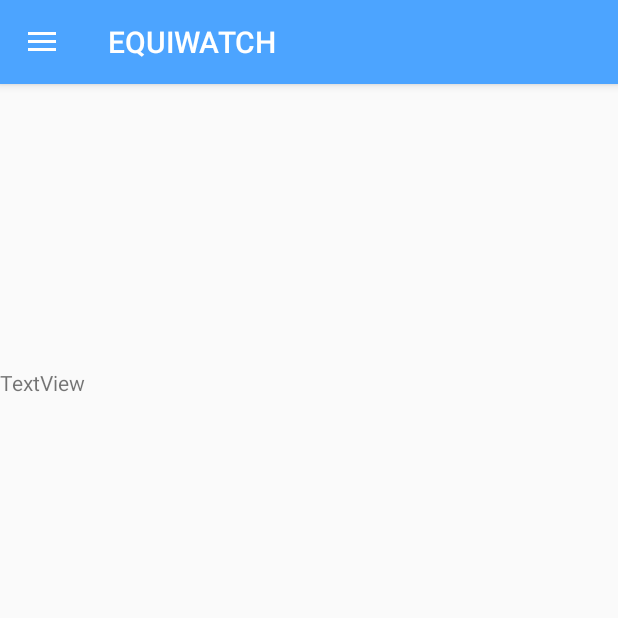
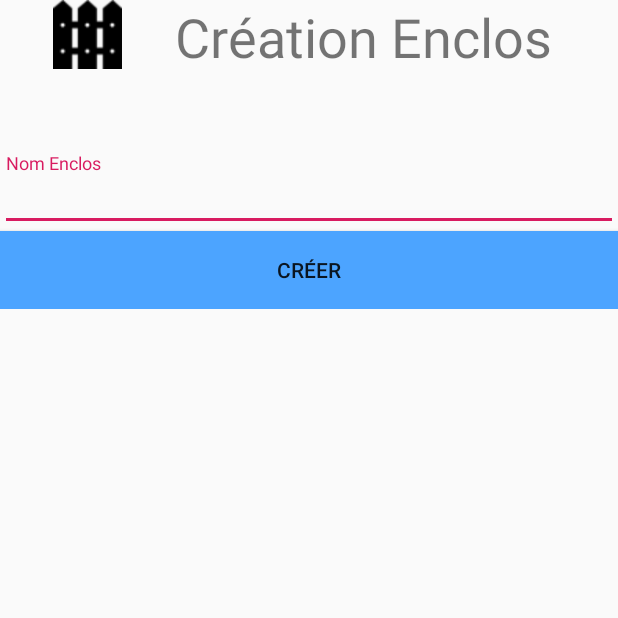
Before and after one commit to NexonSebastien/equiwatch, an Android app: the EnclosActivity screen opened directly, with no data from a screen before it, on a phone screen of 412 x 824 dp, the top half of it. Run offline under Robolectric (Android 15) with nearby library versions, the phone set to English and light mode, and no system bars.

Commit message:
:construction: add feature add enclos and change img :construction:

```diff
--- a/app/src/main/java/fr/equiwatch/model/AccesBdd.java
+++ b/app/src/main/java/fr/equiwatch/model/AccesBdd.java
@@ -15,7 +15,7 @@ import fr.equiwatch.tools.AsyncResponse;
 public class AccesBdd implements AsyncResponse {
 
     //constante
-    private static final String SERVERADDR = "http://172.16.97.228/equiwatch/serveurEquiwatch.php"; //snexon Home
+    private static final String SERVERADDR = "http://192.168.1.38/equiwatch/serveurEquiwatch.php"; //snexon Home
     private EnclosController enclosController;
     public AccesBdd() {
         enclosController = EnclosController.getInstance(null);
@@ -35,8 +35,8 @@ public class AccesBdd implements AsyncResponse {
 
         // s'il y a 2 case
         if(message.length > 1){
-            if(message[0].equals("enreg")){
-                Log.d("enreg","**********"+message[1]);
+            if(message[0].equals("createEnclos")){
+                Log.d("createEnclos","**********"+message[1]);
             }
             else{
                 if(message[0].equals("listeEnclos")){
--- a/app/src/main/java/fr/equiwatch/view/EnclosActivity.java
+++ b/app/src/main/java/fr/equiwatch/view/EnclosActivity.java
@@ -1,15 +1,20 @@
 package fr.equiwatch.view;
 
+<<<<<<< HEAD
 import android.os.Bundle;
 import android.widget.ListView;
 
 import androidx.coordinatorlayout.widget.CoordinatorLayout;
+import androidx.appcompat.app.AppCompatActivity;
 
-import java.util.ArrayList;
+import android.os.Bundle;
+import android.view.View;
+import android.widget.EditText;
+
+import com.google.android.material.snackbar.Snackbar;
 
 import fr.equiwatch.R;
 import fr.equiwatch.controller.EnclosController;
-import fr.equiwatch.model.EnclosClass;
 
 public class EnclosActivity extends MenuEquiwatch {
 
@@ -22,34 +27,23 @@ public class EnclosActivity extends MenuEquiwatch {
         CoordinatorLayout dynamicContent = findViewById(R.id.dynamic_content);
         getLayoutInflater().inflate(R.layout.activity_enclos, dynamicContent, true);
         super.onCreate(savedInstanceState);
-        init();
-    }
-
-    private void init(){
+        setContentView(R.layout.fragment_enclos_create);
         this.enclosController = EnclosController.getInstance(this);
-        //Log.d("EnclosController", "**********"+this.enclosController.toString());
-        creerListe();
-
-    }
-
-    /**
-     * Création de la liste des enclos
-     */
-    private void creerListe()
-    {
-        ArrayList<EnclosClass> lesEnclos = enclosController.getLesEnclos();
-        if(lesEnclos != null){
-            ListView lvListeEnclos = findViewById(R.id.lvListeEnclos);
-            EnclosListAdapter adapter = new EnclosListAdapter(this, lesEnclos);
-            lvListeEnclos.setAdapter(adapter);
-        }
-        else{
-            TextView textVide = (TextView) findViewById(R.id.txtVide);
-            textVide.setText("Vous n'avez aucun enclos pour le moment cliqué sur le plus pour en ajouter.");
-        }
-    }
-
-    public void recupEnclos(){
-
+        findViewById(R.id.btnEnclosCreate).setOnClickListener(new View.OnClickListener() {
+            @Override
+            public void onClick(View view) {
+                EditText inpNomEnclos = (EditText) findViewById(R.id.iptNomEnclos);
+                String nomEnclos = inpNomEnclos.getText().toString();
+//                Log.v("***********",nomEnclos);
+                enclosController.creerEnclos(nomEnclos);
+//              @todo refreach le fragment
+//              @todo Ajouter le snackbar d'information d'insetion(mauvaise fenetre)
+                Snackbar snackbarSupr = Snackbar.make(view, "Vous venez de créer l'enclos : " + nomEnclos, Snackbar.LENGTH_LONG);
+                View viewEnclos = snackbarSupr.getView();
+                viewEnclos.setBackgroundResource(R.color.colorPrimary);
+                snackbarSupr.show();
+                finish();
+            }
+        });
     }
 }
--- /dev/null
+++ b/app/src/main/res/layout/fragment_enclos_create.xml
@@ -0,0 +1,101 @@
+<?xml version="1.0" encoding="utf-8"?>
+<androidx.constraintlayout.widget.ConstraintLayout xmlns:android="http://schemas.android.com/apk/res/android"
+    xmlns:app="http://schemas.android.com/apk/res-auto"
+    xmlns:tools="http://schemas.android.com/tools"
+    android:layout_width="wrap_content"
+    android:layout_height="wrap_content">
+
+    <FrameLayout
+        xmlns:android="http://schemas.android.com/apk/res/android"
+        xmlns:tools="http://schemas.android.com/tools"
+        android:layout_width="match_parent"
+        android:layout_height="match_parent"
+        tools:context=".view.MenuEquiwatch">
+
+        <TextView
+            android:layout_width="wrap_content"
+            android:layout_height="wrap_content"
+            android:layout_gravity="center" />
+
+    </FrameLayout>
+
+
+
+    <LinearLayout
+
+        android:layout_width="wrap_content"
+        android:layout_height="wrap_content"
+        android:orientation="vertical"
+        tools:layout_editor_absoluteX="0dp"
+        tools:layout_editor_absoluteY="0dp"
+        tools:ignore="MissingConstraints">
+
+        <LinearLayout
+            android:layout_width="match_parent"
+            android:layout_height="102dp"
+            android:orientation="vertical">
+
+            <LinearLayout
+                android:layout_width="match_parent"
+                android:layout_height="match_parent"
+                android:orientation="vertical">
+
+                <LinearLayout
+                    android:layout_width="match_parent"
+                    android:layout_height="91dp"
+                    android:layout_weight="1">
+
+                    <ImageView
+                        android:id="@+id/imageView3"
+                        android:layout_width="233dp"
+                        android:layout_height="match_parent"
+                        android:layout_weight="1"
+                        app:srcCompat="@drawable/fence" />
+
+                    <TextView
+                        android:id="@+id/textView3"
+                        android:layout_width="match_parent"
+                        android:layout_height="match_parent"
+                        android:layout_weight="1"
+                        android:text="Création Enclos"
+                        android:textSize="36sp" />
+                </LinearLayout>
+
+                <LinearLayout
+                    android:layout_width="match_parent"
+                    android:layout_height="match_parent"
+                    android:layout_weight="1"
+                    android:gravity="right"
+                    android:orientation="vertical" />
+            </LinearLayout>
+        </LinearLayout>
+
+        <LinearLayout
+            android:layout_width="match_parent"
+            android:layout_height="match_parent"
+            android:orientation="vertical">
+
+            <com.google.android.material.textfield.TextInputLayout
+                android:layout_width="match_parent"
+                android:layout_height="match_parent"
+                android:layout_weight="1">
+
+                <com.google.android.material.textfield.TextInputEditText
+                    android:id="@+id/iptNomEnclos"
+                    android:layout_width="match_parent"
+                    android:layout_height="wrap_content"
+                    android:hint="Nom Enclos" />
+            </com.google.android.material.textfield.TextInputLayout>
+
+            <Button
+                android:id="@+id/btnEnclosCreate"
+                android:layout_width="match_parent"
+                android:layout_height="match_parent"
+                android:layout_weight="1"
+                android:background="@color/colorPrimary"
+                android:text="Créer" />
+
+        </LinearLayout>
+
+    </LinearLayout>
+</androidx.constraintlayout.widget.ConstraintLayout>
--- a/app/src/main/res/values/colors.xml
+++ b/app/src/main/res/values/colors.xml
@@ -1,6 +1,6 @@
 <?xml version="1.0" encoding="utf-8"?>
 <resources>
-    <color name="colorPrimary">#4ca4ff</color>
+    <color name="colorPrimary">#4CA4FF</color>
     <color name="colorPrimaryDark">#4C96D7</color>
     <color name="colorAccent">#D81B60</color>
     <color name="colorBlack">#000000</color>
```
Also changed, not shown: app/src/main/java/fr/equiwatch/controller/EnclosController.java (+6 -4 lines), app/src/main/java/fr/equiwatch/view/EnclosFragment.java (+10 -15 lines), app/src/main/java/fr/equiwatch/view/EnclosListAdapter.java (+42 -0 lines), app/src/main/res/layout/fragment_enclos.xml (+4 -4 lines), app/src/main/res/layout/layout_list_enclos.xml (+6 -6 lines), app/src/main/res/drawable/captor.png, app/src/main/res/drawable/delete.png, app/src/main/res/drawable/edit.png, app/src/main/res/drawable/eye.png, app/src/main/res/drawable/fence.png, app/src/main/res/drawable/horse.png.
